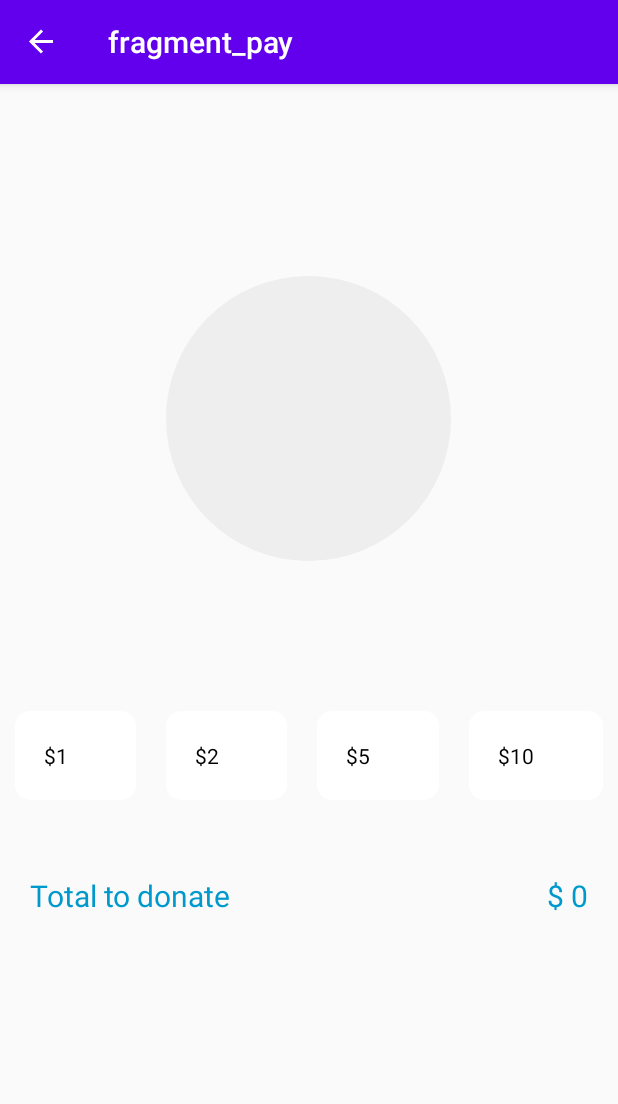
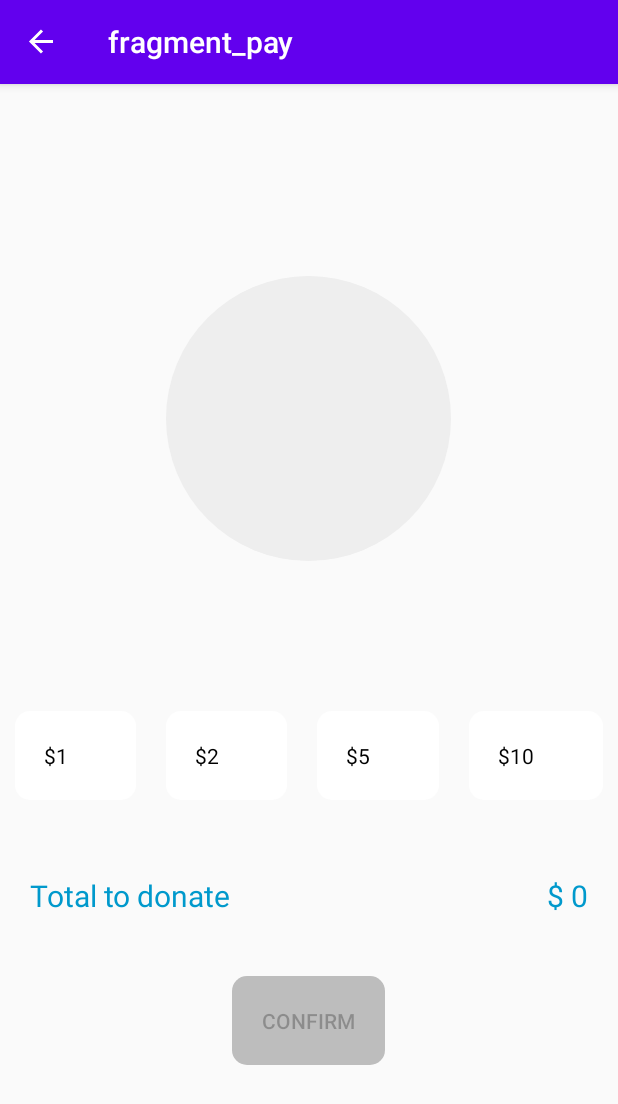
Before and after one commit to LucasPM97/GPaySample, an Android app: the PayFragment screen opened through its navigation route, on a phone screen of 412 x 824 dp. Shown: the top 1104 px of the screen. Run offline under Robolectric (Android 15) with nearby library versions, the phone set to English and light mode, and no system bars; our stand-ins replace Picasso, navigation-ui; libraries missing offline, so code that uses them is left out: jp.wasabeef.picasso; pictures from the network do not load; 2 statements that could not run were skipped.

Commit message:
CompletePay UI

```diff
--- a/app/src/main/res/drawable/button_background.xml
+++ b/app/src/main/res/drawable/button_background.xml
@@ -1,6 +1,17 @@
 <?xml version="1.0" encoding="UTF-8"?>
-<shape xmlns:android="http://schemas.android.com/apk/res/android">
-    <solid android:color="#FFFFFF"/>
-    <corners
-        android:radius="10dp"/>
-</shape>
+<selector xmlns:android="http://schemas.android.com/apk/res/android">
+    <item
+        android:state_enabled="false"
+        android:drawable="@drawable/disabled_button_background" />
+    <item
+        android:state_pressed="true"
+        android:state_enabled="true"
+        android:drawable="@drawable/enabled_button_background" />
+    <item
+        android:state_focused="true"
+        android:state_enabled="true"
+        android:drawable="@drawable/enabled_button_background" />
+    <item
+        android:state_enabled="true"
+        android:drawable="@drawable/enabled_button_background" />
+</selector>
--- /dev/null
+++ b/app/src/main/res/drawable/disabled_button_background.xml
@@ -0,0 +1,6 @@
+<?xml version="1.0" encoding="UTF-8"?>
+<shape xmlns:android="http://schemas.android.com/apk/res/android">
+    <solid android:color="#BDBDBD"/>
+    <corners
+        android:radius="10dp"/>
+</shape>
--- /dev/null
+++ b/app/src/main/res/drawable/enabled_button_background.xml
@@ -0,0 +1,6 @@
+<?xml version="1.0" encoding="UTF-8"?>
+<shape xmlns:android="http://schemas.android.com/apk/res/android">
+    <solid android:color="#FFFFFF"/>
+    <corners
+        android:radius="10dp"/>
+</shape>
--- a/app/src/main/res/drawable/pay_radio_button.xml
+++ b/app/src/main/res/drawable/pay_radio_button.xml
@@ -11,5 +11,5 @@
         android:drawable="@drawable/selected_button_background"
         android:state_checked="true" />
     <item
-        android:drawable="@drawable/button_background" />
+        android:drawable="@drawable/enabled_button_background" />
 </selector>
--- /dev/null
+++ b/app/src/main/res/drawable/rounded_layout.xml
@@ -0,0 +1,6 @@
+<?xml version="1.0" encoding="UTF-8"?>
+<shape xmlns:android="http://schemas.android.com/apk/res/android">
+    <solid android:color="#FFFFFF"/>
+    <corners
+        android:radius="10dp"/>
+</shape>
--- a/app/src/main/res/layout/fragment_pay.xml
+++ b/app/src/main/res/layout/fragment_pay.xml
@@ -88,7 +88,18 @@
                 android:textSize="20dp"
                 android:textColor="@android:color/holo_blue_dark"/>
         </LinearLayout>
-
+        <Button
+            android:id="@+id/confirm_button"
+            android:layout_width="wrap_content"
+            android:layout_height="wrap_content"
+            android:background="@drawable/button_background"
+            android:text="Confirm"
+            android:elevation="2dp"
+            android:enabled="false"
+            android:layout_gravity="center"
+            android:layout_marginTop="40dp"
+            android:padding="20dp"
+            android:layout_marginBottom="20dp"/>
     </LinearLayout>
 </androidx.core.widget.NestedScrollView>
 
```
Also changed, not shown: app/src/main/java/com/lucas/gpay/ui/completePay/CompletePayFragment.kt (added, +29 -0 lines), app/src/main/java/com/lucas/gpay/ui/completePay/CompletePayViewModel.kt (added, +27 -0 lines), app/src/main/res/layout/fragment_complete_pay.xml (added, +66 -0 lines).
